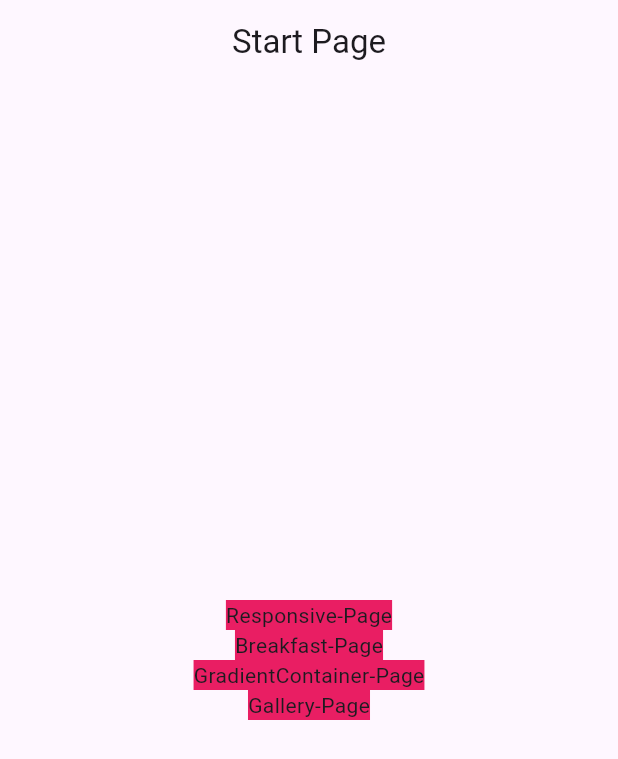
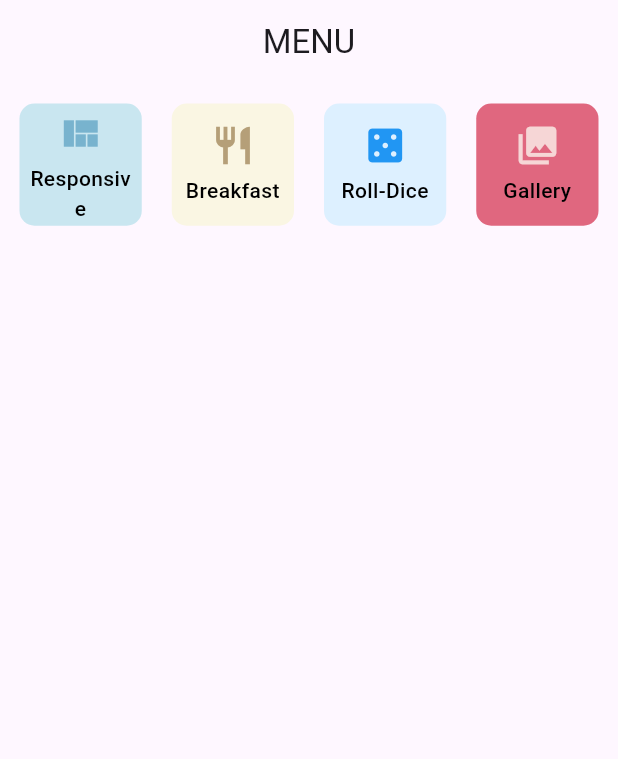
Before and after one commit to Eclipse-Walker/flutter_layout, a Flutter app: the screen it shows after launch, on a phone screen of 412 x 824 dp. Shown: the top 759 px of the screen. Run offline on Flutter 3.47's test engine with Material 3 defaults, Android fonts, the phone set to English and light mode, and no system bars; our stand-ins replace cached_network_image, flutter_svg, google_fonts.

Commit message:
feat: update parameter for main_menu_page

```diff
--- a/lib/main.dart
+++ b/lib/main.dart
@@ -1,4 +1,5 @@
 import 'package:flutter/material.dart';
+import 'package:flutter_layout/pages/main_manu_page.dart';
 import 'package:flutter_layout/pages/start_page.dart';
 import 'package:google_fonts/google_fonts.dart';
 
@@ -19,7 +20,8 @@ class MyApp extends StatelessWidget {
         ),
         fontFamily: 'Poppins',
       ),
-      home: const StartPage(),
+      // home: const StartPage(),
+      home: const MainMenuPage(),
     );
   }
 }
--- /dev/null
+++ b/lib/pages/main_manu_page.dart
@@ -0,0 +1,119 @@
+import 'package:flutter/material.dart';
+
+import 'package:flutter_layout/pages/main_page.dart';
+import 'package:flutter_layout/pages_foods/home.dart';
+import '../components/gradient_container.dart';
+import '../responsive/desktop_body.dart';
+import '../responsive/mobile_body.dart';
+import '../responsive/responsive_layout.dart';
+
+class MainMenuPage extends StatelessWidget {
+  const MainMenuPage({super.key});
+
+  @override
+  Widget build(BuildContext context) {
+    return Scaffold(
+      appBar: AppBar(
+        title: const Text('MENU'),
+        centerTitle: true,
+      ),
+      body: Padding(
+        padding: const EdgeInsets.all(8.0),
+        child: GridView.count(
+          crossAxisCount: 4,
+          crossAxisSpacing: 10,
+          mainAxisSpacing: 10,
+          children: const [
+            MenuOption(
+              icon: Icons.view_quilt,
+              label: 'Responsive',
+              destination: ResponsiveLayout(
+                mobileBody: MobileBody(),
+                desktopBody: DesktopBody(),
+              ),
+              bgColor: Color(0xffC9E6F0),
+              iconColor: Color(0xff78B3CE),
+            ),
+            MenuOption(
+              icon: Icons.restaurant,
+              label: 'Breakfast',
+              destination: HomePage(),
+              iconColor: Color(0xffB59F78),
+              bgColor: Color(0xffFAF6E3),
+            ),
+            MenuOption(
+              icon: Icons.casino,
+              label: 'Roll-Dice',
+              destination:
+                  GradientContainer(Colors.black87, Colors.grey, Colors.white),
+            ),
+            MenuOption(
+              icon: Icons.collections,
+              label: 'Gallery',
+              destination: MainPage(),
+              bgColor: Color.fromARGB(255, 224, 103, 127),
+              iconColor: Color(0xffF6D6D6),
+            ),
+          ],
+        ),
+      ),
+    );
+  }
+}
+
+class MenuOption extends StatelessWidget {
+  final IconData icon;
+  final String label;
+  final Widget? destination;
+  final Color? bgColor;
+  final Color? iconColor;
+
+  const MenuOption({
+    super.key,
+    required this.icon,
+    required this.label,
+    this.destination,
+    this.bgColor,
+    this.iconColor,
+  });
+
+  @override
+  Widget build(BuildContext context) {
+    return GestureDetector(
+      onTap: () {
+        if (destination != null) {
+          Navigator.push(
+            context,
+            MaterialPageRoute(
+              builder: (context) => destination!,
+            ),
+          );
+        }
+      },
+      child: Container(
+        margin: const EdgeInsets.all(5.0),
+        padding: const EdgeInsets.all(5.0),
+        decoration: BoxDecoration(
+          color: bgColor ?? const Color.fromARGB(255, 221, 240, 255),
+          borderRadius: BorderRadius.circular(10),
+        ),
+        child: Column(
+          mainAxisAlignment: MainAxisAlignment.center,
+          children: [
+            Icon(icon, size: 30, color: iconColor ?? Colors.blue),
+            const SizedBox(height: 5),
+            Text(
+              label,
+              textAlign: TextAlign.center,
+              style: const TextStyle(
+                color: Colors.black,
+                fontWeight: FontWeight.w500,
+                fontSize: 14,
+              ),
+            ),
+          ],
+        ),
+      ),
+    );
+  }
+}
```
